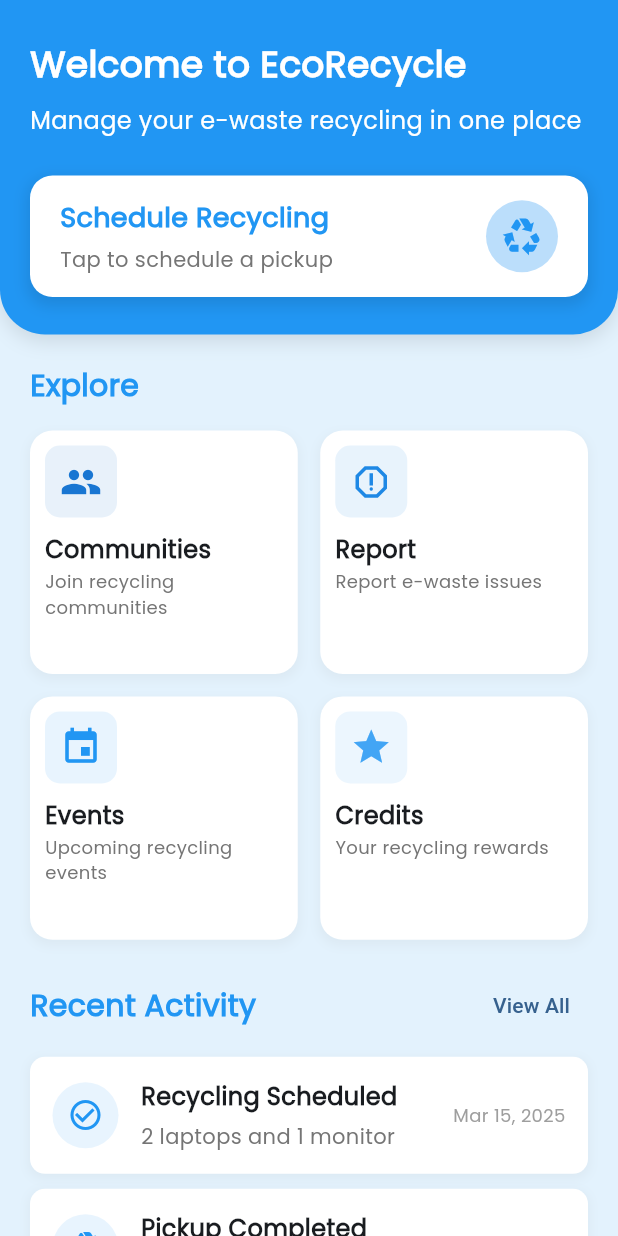
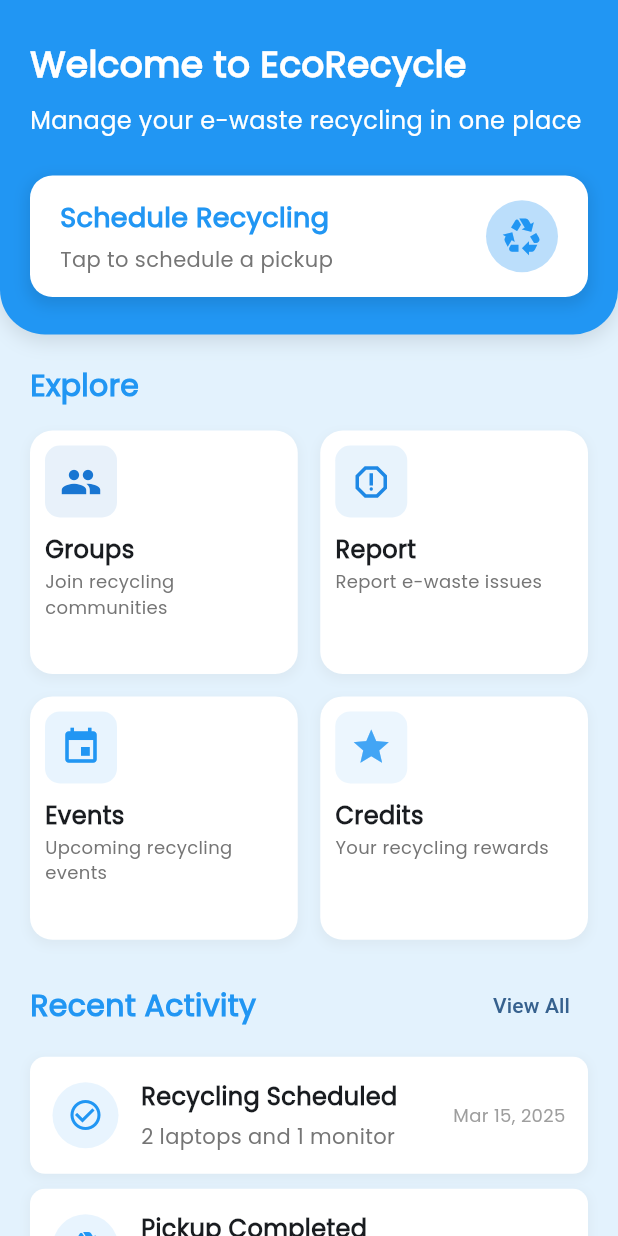
Before and after one commit to Stephenson07/Econova, a Flutter app: the HomeScreen screen opened directly, on a phone screen of 412 x 824 dp. Run offline on Flutter 3.47's test engine with Material 3 defaults, Android fonts, the phone set to English and light mode, and no system bars; our stand-ins replace carousel_slider, firebase_core, firebase_database, fl_chart, image_picker; accounts and stored records are empty; network calls fail.

Commit message:
final version release

```diff
--- a/lib/screens/home_screen.dart
+++ b/lib/screens/home_screen.dart
@@ -498,7 +498,7 @@ class _HomeScreenState extends State<HomeScreen> {
   Widget _buildExploreSection() {
     final features = [
       {
-        'title': 'Communities',
+        'title': 'Groups',
         'subtitle': 'Join recycling communities',
         'icon': Icons.group,
         'color': Colors.blue.shade700,
--- a/lib/widgets/custom_drawer.dart
+++ b/lib/widgets/custom_drawer.dart
@@ -32,7 +32,7 @@ class CustomDrawer extends StatelessWidget {
           _buildDrawerItem(
             context,
             Icons.group,
-            'Groups & Communities',
+            'Groups',
             const GroupsScreen(),
           ),
           _buildDrawerItem(context, Icons.paid, 'Credits', CreditsScreen()),
```
